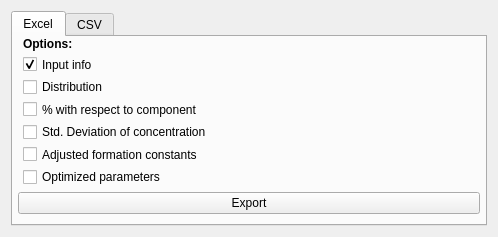
First picture: the form in src/main/python/pyes/ui/PyES_dataExport.ui, repository PyES-software/PyES, before the edit.
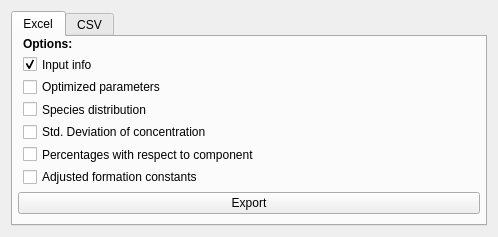
Second picture: the form after the edit. Icons and pictures are not drawn.

Patch:
```diff
--- a/src/main/python/pyes/ui/PyES_dataExport.ui
+++ b/src/main/python/pyes/ui/PyES_dataExport.ui
@@ -102,17 +102,17 @@
             </property>
            </widget>
           </item>
+          <item>
+           <widget class="QCheckBox" name="optimized_check_excel">
+            <property name="text">
+             <string>Optimized parameters</string>
+            </property>
+           </widget>
+          </item>
           <item>
            <widget class="QCheckBox" name="distribution_check_excel">
             <property name="text">
-             <string>Distribution</string>
-            </property>
-           </widget>
-          </item>
-          <item>
-           <widget class="QCheckBox" name="perc_check_excel">
-            <property name="text">
-             <string>% with respect to component</string>
+             <string>Species distribution</string>
             </property>
            </widget>
           </item>
@@ -123,6 +123,13 @@
             </property>
            </widget>
           </item>
+          <item>
+           <widget class="QCheckBox" name="perc_check_excel">
+            <property name="text">
+             <string>Percentages with respect to component</string>
+            </property>
+           </widget>
+          </item>
           <item>
            <widget class="QCheckBox" name="adjlogb_check_excel">
             <property name="text">
@@ -130,13 +137,6 @@
             </property>
            </widget>
           </item>
-          <item>
-           <widget class="QCheckBox" name="optimized_check_excel">
-            <property name="text">
-             <string>Optimized parameters</string>
-            </property>
-           </widget>
-          </item>
          </layout>
         </widget>
        </item>
```
Left out of the diff: 30 changed lines with no effect on the pictures.
